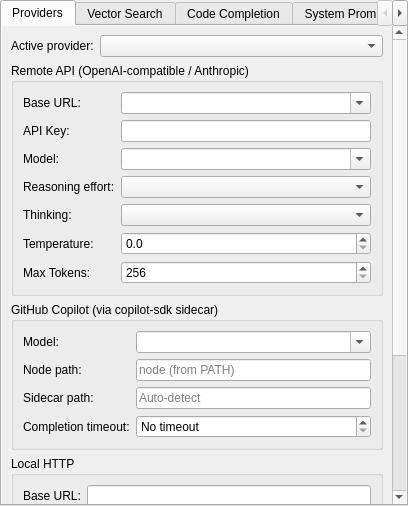
Before: the Qt Designer form src/src/settings/settings_widget.ui in Dmytro-K/qcai2, drawn with Qt 5.
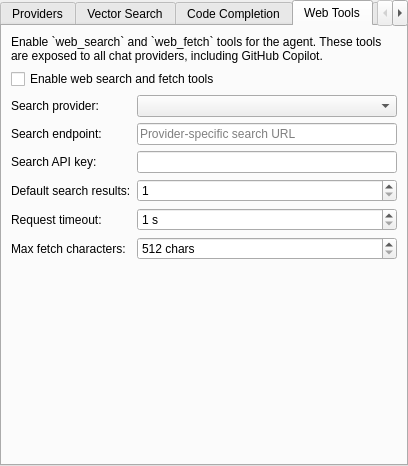
After: the same form once the commit is applied. The open tabs and pages were chosen to show the change.

Commit message: Add web_search tool

Patch:
```diff
--- a/src/src/settings/settings_widget.ui
+++ b/src/src/settings/settings_widget.ui
@@ -738,6 +738,155 @@
        </item>
        </layout>
       </widget>
+      <widget class="QWidget" name="webToolsTab">
+       <attribute name="title">
+        <string>Web Tools</string>
+       </attribute>
+       <layout class="QVBoxLayout" name="webToolsLayout">
+        <item>
+         <widget class="QLabel" name="webToolsDescriptionLabel">
+          <property name="wordWrap">
+           <bool>true</bool>
+          </property>
+          <property name="text">
+           <string>Enable `web_search` and `web_fetch` tools for the agent. These tools are exposed to all chat providers, including GitHub Copilot.</string>
+          </property>
+         </widget>
+        </item>
+        <item>
+         <widget class="QCheckBox" name="webToolsEnabledCheck">
+          <property name="text">
+           <string>Enable web search and fetch tools</string>
+          </property>
+         </widget>
+        </item>
+        <item>
+         <layout class="QFormLayout" name="webToolsFormLayout">
+          <item row="0" column="0">
+           <widget class="QLabel" name="webSearchProviderLabel">
+            <property name="text">
+             <string>Search provider:</string>
+            </property>
+           </widget>
+          </item>
+          <item row="0" column="1">
+           <widget class="QComboBox" name="webSearchProviderCombo"/>
+          </item>
+          <item row="1" column="0">
+           <widget class="QLabel" name="webSearchEndpointLabel">
+            <property name="text">
+             <string>Search endpoint:</string>
+            </property>
+           </widget>
+          </item>
+          <item row="1" column="1">
+           <widget class="QLineEdit" name="webSearchEndpointEdit">
+            <property name="placeholderText">
+             <string>Provider-specific search URL</string>
+            </property>
+           </widget>
+          </item>
+          <item row="2" column="0">
+           <widget class="QLabel" name="webSearchApiKeyLabel">
+            <property name="text">
+             <string>Search API key:</string>
+            </property>
+           </widget>
+          </item>
+          <item row="2" column="1">
+           <widget class="QLineEdit" name="webSearchApiKeyEdit">
+            <property name="echoMode">
+             <enum>QLineEdit::Password</enum>
+            </property>
+           </widget>
+          </item>
+          <item row="3" column="0">
+           <widget class="QLabel" name="webSearchMaxResultsLabel">
+            <property name="text">
+             <string>Default search results:</string>
+            </property>
+           </widget>
+          </item>
+          <item row="3" column="1">
+           <widget class="QSpinBox" name="webSearchMaxResultsSpin">
+            <property name="minimum">
+             <number>1</number>
+            </property>
+            <property name="maximum">
+             <number>10</number>
+            </property>
+           </widget>
+          </item>
+          <item row="4" column="0">
+           <widget class="QLabel" name="webRequestTimeoutLabel">
+            <property name="text">
+             <string>Request timeout:</string>
+            </property>
+           </widget>
+          </item>
+          <item row="4" column="1">
+           <widget class="QSpinBox" name="webRequestTimeoutSpin">
+            <property name="minimum">
+             <number>1</number>
+            </property>
+            <property name="maximum">
+             <number>300</number>
+            </property>
+            <property name="suffix">
+             <string> s</string>
+            </property>
+           </widget>
+          </item>
+          <item row="5" column="0">
+           <widget class="QLabel" name="webFetchMaxCharsLabel">
+            <property name="text">
+             <string>Max fetch characters:</string>
+            </property>
+           </widget>
+          </item>
+          <item row="5" column="1">
+           <widget class="QSpinBox" name="webFetchMaxCharsSpin">
+            <property name="minimum">
+             <number>512</number>
+            </property>
+            <property name="maximum">
+             <number>100000</number>
+            </property>
+            <property name="singleStep">
+             <number>1000</number>
+            </property>
+            <property name="suffix">
+             <string> chars</string>
+            </property>
+           </widget>
+          </item>
+         </layout>
+        </item>
+        <item>
+         <widget class="QLabel" name="webToolsStatusLabel">
+          <property name="wordWrap">
+           <bool>true</bool>
+          </property>
+         </widget>
+        </item>
+        <item>
+         <spacer name="webToolsBottomSpacer">
+          <property name="orientation">
+           <enum>Qt::Vertical</enum>
+          </property>
+          <property name="sizeType">
+           <enum>QSizePolicy::Expanding</enum>
+          </property>
+          <property name="sizeHint" stdset="0">
+           <size>
+            <width>20</width>
+            <height>40</height>
+           </size>
+          </property>
+         </spacer>
+        </item>
+       </layout>
+      </widget>
       <widget class="QWidget" name="systemPromptTab">
        <attribute name="title">
         <string>System Prompt</string>
```
The commit also changes 14 other files.
